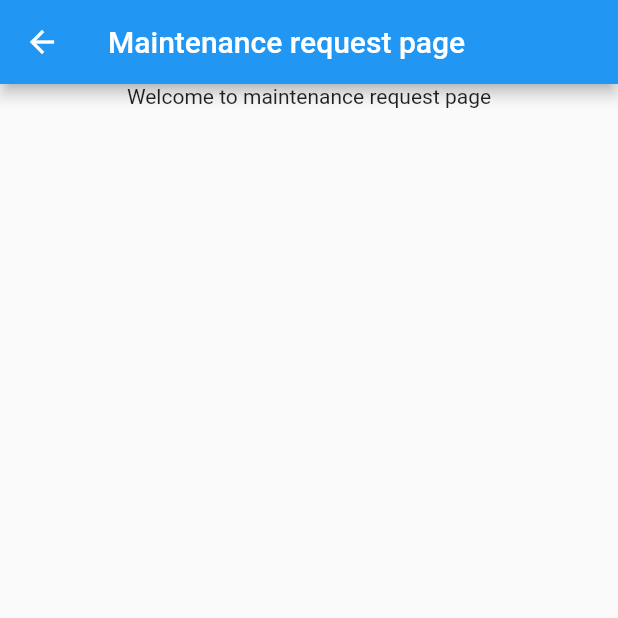
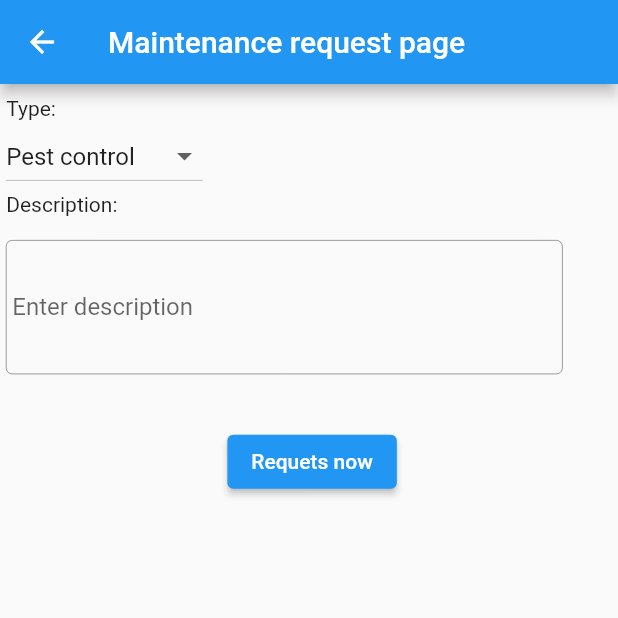
Before and after one commit to yuhui2001/residential_management_app, a Flutter app: the HomePage screen opened directly, after a tap on "Maintenance", on a phone screen of 412 x 824 dp, the top half of it. Run offline on Flutter 3.47's test engine with Material 2 defaults, Android fonts, the light colour scheme and no system bars; our stand-ins replace cloud_firestore, firebase_core, qr_flutter; missing offline and left inert: encrypt, flutter_stripe, interval_time_picker; accounts and stored records are empty; network calls fail.

Commit message:
nothing much
add const

```diff
--- a/lib/Controller/AnnouncementController.dart
+++ b/lib/Controller/AnnouncementController.dart
@@ -1,3 +1,5 @@
+// ignore_for_file: avoid_print
+
 import 'package:cloud_firestore/cloud_firestore.dart';
 
 class AnnouncementController {
--- a/lib/Controller/BookFacilityController.dart
+++ b/lib/Controller/BookFacilityController.dart
@@ -1,3 +1,5 @@
+// ignore_for_file: avoid_print
+
 import 'package:cloud_firestore/cloud_firestore.dart';
 import 'package:flutter/material.dart';
 import 'package:residential_management_app/Model/UserData.dart';
--- a/lib/Controller/LoginController.dart
+++ b/lib/Controller/LoginController.dart
@@ -1,3 +1,5 @@
+// ignore_for_file: avoid_print
+
 import 'package:residential_management_app/Model/LoginModel.dart';
 import 'package:residential_management_app/Model/UserData.dart';
 import 'package:encrypt/encrypt.dart';
--- a/lib/Controller/VisitorFavoriteController.dart
+++ b/lib/Controller/VisitorFavoriteController.dart
@@ -1,3 +1,5 @@
+// ignore_for_file: avoid_print
+
 import 'package:cloud_firestore/cloud_firestore.dart';
 import 'package:residential_management_app/Model/UserData.dart';
 
--- a/lib/Controller/VisitorInviteHistoryController.dart
+++ b/lib/Controller/VisitorInviteHistoryController.dart
@@ -39,6 +39,7 @@ class VisitorInviteHistoryController {
         ];
       }).toList();
     } catch (e) {
+      // ignore: avoid_print
       print("Error fetching invite history: $e");
       return [];
     }
--- a/lib/View/BookFacilityPage.dart
+++ b/lib/View/BookFacilityPage.dart
@@ -365,7 +365,6 @@ class _BookFacilityPageState extends State<BookFacilityPage> {
               // ignore: sized_box_for_whitespace
               child: Container(
                 height: 60,
-                width: screenWidth * 0.3,
                 child: ElevatedButton(
                   onPressed:
                       (date != null && startTime != null && endTime != null)
--- a/lib/View/HomePage.dart
+++ b/lib/View/HomePage.dart
@@ -13,7 +13,10 @@ import 'package:flutter_stripe/flutter_stripe.dart';
 import 'package:residential_management_app/Controller/PaymentController.dart';
 
 class HomePage extends StatefulWidget {
+  const HomePage({super.key});
+
   @override
+  // ignore: library_private_types_in_public_api
   _HomePageState createState() => _HomePageState();
 }
 
@@ -34,6 +37,7 @@ class _HomePageState extends State<HomePage> {
       Map<String, dynamic>? paymentIntent =
           await PaymentController.createPaymentIntent(amount);
 
+      // ignore: avoid_print
       print('Payment Intent: $paymentIntent');
 
       // Initialize payment sheet
@@ -48,6 +52,7 @@ class _HomePageState extends State<HomePage> {
         ),
       )
           .then((value) {
+        // ignore: avoid_print
         print('Payment Sheet Initialized Successfully');
       });
 
@@ -92,7 +97,7 @@ class _HomePageState extends State<HomePage> {
 
     return Scaffold(
       appBar: AppBar(
-        title: Center(
+        title: const Center(
           child: Text(
             "Home",
             style: TextStyle(fontSize: 30),
@@ -110,27 +115,28 @@ class _HomePageState extends State<HomePage> {
                 children: [
                   Text(
                     "$currentMonth bill:",
-                    style: TextStyle(fontSize: 24),
+                    style: const TextStyle(fontSize: 24),
                   ),
                   Text(
                     "RM ${amountController.text.isEmpty ? '100' : amountController.text}",
-                    style: TextStyle(fontSize: 20),
+                    style: const TextStyle(fontSize: 20),
                   )
                 ],
               ),
-              Text(""),
+              const Text(""),
               ElevatedButton(
                 onPressed: () async {
                   try {
                     await makePayment();
                   } catch (error) {
+                    // ignore: avoid_print
                     print('Error during payment button press: $error');
                   }
                 },
-                child: Container(
+                child: SizedBox(
                   width: screenWidth * 0.2,
                   height: 50,
-                  child: Center(
+                  child: const Center(
                     child: Text(
                       "Pay",
                       style: TextStyle(fontSize: 20),
@@ -145,7 +151,7 @@ class _HomePageState extends State<HomePage> {
               GridView.builder(
                 itemCount: 6,
                 shrinkWrap: true,
-                physics: NeverScrollableScrollPhysics(),
+                physics: const NeverScrollableScrollPhysics(),
                 padding: EdgeInsets.only(
                     left: screenWidth * 0.05, right: screenWidth * 0.05),
                 gridDelegate: const SliverGridDelegateWithFixedCrossAxisCount(
@@ -163,7 +169,7 @@ class _HomePageState extends State<HomePage> {
                             MaterialPageRoute(
                                 builder: (context) => VisitorInvitePage()));
                       },
-                      child: Column(
+                      child: const Column(
                         mainAxisAlignment: MainAxisAlignment.center,
                         children: [
                           Text(
@@ -178,9 +184,10 @@ class _HomePageState extends State<HomePage> {
                         Navigator.push(
                             context,
                             MaterialPageRoute(
-                                builder: (context) => BookFacilityPage()));
+                                builder: (context) =>
+                                    const BookFacilityPage()));
                       },
-                      child: Column(
+                      child: const Column(
                         mainAxisAlignment: MainAxisAlignment.center,
                         children: [
                           Text(
@@ -203,7 +210,7 @@ class _HomePageState extends State<HomePage> {
                             MaterialPageRoute(
                                 builder: (context) => FileReportPage()));
                       },
-                      child: Column(
+                      child: const Column(
                         mainAxisAlignment: MainAxisAlignment.center,
                         children: [
                           Text(
@@ -223,9 +230,10 @@ class _HomePageState extends State<HomePage> {
                         Navigator.push(
                             context,
                             MaterialPageRoute(
-                                builder: (context) => ScheduleEventPage()));
+                                builder: (context) =>
+                                    const ScheduleEventPage()));
                       },
-                      child: Column(
+                      child: const Column(
                         mainAxisAlignment: MainAxisAlignment.center,
                         children: [
                           Text(
@@ -246,9 +254,10 @@ class _HomePageState extends State<HomePage> {
                         Navigator.push(
                             context,
                             MaterialPageRoute(
-                                builder: (context) => HouseCleaningPage()));
+                                builder: (context) =>
+                                    const HouseCleaningPage()));
                       },
-                      child: Column(
+                      child: const Column(
                         mainAxisAlignment: MainAxisAlignment.center,
                         children: [
                           Text(
@@ -270,9 +279,9 @@ class _HomePageState extends State<HomePage> {
                             context,
                             MaterialPageRoute(
                                 builder: (context) =>
-                                    MaintenanceRequestPage()));
+                                    const MaintenanceRequestPage()));
                       },
-                      child: Column(
+                      child: const Column(
                         mainAxisAlignment: MainAxisAlignment.center,
                         children: [
                           Text(
@@ -291,7 +300,7 @@ class _HomePageState extends State<HomePage> {
                   if (index < buttons.length) {
                     return buttons[index];
                   }
-                  return SizedBox
+                  return const SizedBox
                       .shrink(); // Return an empty space if index is out of range
                 },
               ),
@@ -331,12 +340,12 @@ class _HomePageState extends State<HomePage> {
                                                   mainAxisSize:
                                                       MainAxisSize.min,
                                                   children: [
-                                                    Text(
+                                                    const Text(
                                                       "\nGuard Called",
                                                       style: TextStyle(
                                                           fontSize: 20),
                                                     ),
-                                                    SizedBox(
+                                                    const SizedBox(
                                                         height:
                                                             20), // Add spacing
                                                     Row(
@@ -350,7 +359,7 @@ class _HomePageState extends State<HomePage> {
                                                                     context)
                                                                 .pop();
                                                           },
-                                                          child: Text(
+                                                          child: const Text(
                                                             "Close",
                                                             style: TextStyle(
                                                                 fontSize: 20),
@@ -369,7 +378,7 @@ class _HomePageState extends State<HomePage> {
                                   );
                                 }
 
-                                startCountdown(); // Start the countdown timer initially
+                                startCountdown(); // start the countdown timer initially
 
                                 return AlertDialog(
                                   title: Text(
@@ -387,7 +396,7 @@ class _HomePageState extends State<HomePage> {
                                         "$secondsRemaining seconds",
                                         style: TextStyle(fontSize: 20),
                                       ),
-                                      SizedBox(height: 20), // Add spacing
+                                      const SizedBox(height: 20), // add spacing
                                       Row(
                                         mainAxisAlignment:
                                             MainAxisAlignment.center,
@@ -413,8 +422,9 @@ class _HomePageState extends State<HomePage> {
                           },
                         );
                       },
-                      child: Container(
-                          width: screenWidth * 0.4,
+                      style:
+                          ElevatedButton.styleFrom(backgroundColor: Colors.red),
+                      child: const SizedBox(
                           height: 60,
                           child: Center(
                             child: Text(
@@ -422,8 +432,6 @@ class _HomePageState extends State<HomePage> {
                               style: TextStyle(fontSize: 30),
                             ),
                           )),
-                      style:
-                          ElevatedButton.styleFrom(backgroundColor: Colors.red),
                     ),
                     SizedBox(height: screenHeight * 0.1),
                   ],
--- a/lib/View/HouseCleaningPage.dart
+++ b/lib/View/HouseCleaningPage.dart
@@ -51,7 +51,7 @@ class _HouseCleaningPageState extends State<HouseCleaningPage> {
                   textAlign: TextAlign.center,
                 ),
               ),
-              Text("Type of cleaning service:"),
+              const Text("Type of cleaning service:"),
               DropdownButton<String>(
                 value: dropDownValue,
                 onChanged: (value) {
@@ -124,7 +124,6 @@ class _HouseCleaningPageState extends State<HouseCleaningPage> {
               Column(
                 children: [
                   SizedBox(
-                    width: screenWidth * 0.3,
                     height: 60,
                     child: ElevatedButton(
                       onPressed: () {
--- a/lib/View/MaintenancePage.dart
+++ b/lib/View/MaintenancePage.dart
@@ -1,24 +1,81 @@
 import 'package:flutter/material.dart';
 
 const List<String> list = <String>[
-  'Badminton Court A',
-  'Badminton Court B',
-  'Basketball Court',
-  'Tennis Court'
+  'Pest control',
+  'Leaking issue',
+  'Electrical issue',
 ];
 
-class MaintenanceRequestPage extends StatelessWidget {
+List<String> titles = <String>['Request', 'History'];
+
+class MaintenanceRequestPage extends StatefulWidget {
+  const MaintenanceRequestPage({Key? key}) : super(key: key);
+
+  @override
+  State<MaintenanceRequestPage> createState() => _MaintenanceRequestPageState();
+}
+
+class _MaintenanceRequestPageState extends State<MaintenanceRequestPage> {
+  String dropDownValue = list.first;
+  final TextEditingController descriptionController = TextEditingController();
   @override
   Widget build(BuildContext context) {
+    double screenHeight = MediaQuery.of(context).size.height;
+    double screenWidth = MediaQuery.of(context).size.width;
     return Scaffold(
-        appBar: AppBar(
-          title: Text("Maintenance request page"),
+      appBar: AppBar(
+        title: const Text("Maintenance request page"),
+      ),
+      body: SingleChildScrollView(
+        child: Padding(
+          padding: EdgeInsets.only(
+              left: screenWidth * 0.01, top: screenHeight * 0.01),
+          child: Column(
+            crossAxisAlignment: CrossAxisAlignment.start,
+            children: [
+              const Text(
+                "Type:",
+              ),
+              DropdownButton<String>(
+                value: dropDownValue,
+                onChanged: (value) {
+                  setState(() {
+                    dropDownValue = value!;
+                  });
+                },
+                items: list.map<DropdownMenuItem<String>>((String value) {
+                  return DropdownMenuItem<String>(
+                    value: value,
+                    child: Text(value),
+                  );
+                }).toList(),
+              ),
+              const Text("Description:\n"),
+              SizedBox(
+                height: screenHeight * 0.15,
+                width: screenWidth * 0.9,
+                child: TextFormField(
+                  controller: descriptionController,
+                  decoration: InputDecoration(
+                      border: const OutlineInputBorder(),
+                      contentPadding: EdgeInsets.only(
+                          bottom: screenWidth * 0.15,
+                          top: screenHeight * 0.01,
+                          left: screenWidth * 0.01),
+                      isCollapsed: true,
+                      labelText: "Enter description"),
+                ),
+              ),
+              Center(
+                child: ElevatedButton(
+                  onPressed: () {},
+                  child: const Text("Requets now"),
+                ),
+              )
+            ],
+          ),
         ),
-        body: Container(
-          child: Center(
-              child: Column(
-            children: [Text("Welcome to maintenance request page")],
-          )),
-        ));
+      ),
+    );
   }
 }
--- a/lib/View/ScheduleEventPage.dart
+++ b/lib/View/ScheduleEventPage.dart
@@ -297,7 +297,6 @@ class _ScheduleEventPageState extends State<ScheduleEventPage> {
                     alignment: Alignment.center,
                     child: SizedBox(
                       height: 60,
-                      width: screenWidth * 0.3,
                       child: ElevatedButton(
                         onPressed: (date != null &&
                                 startTime != null &&
```
Also changed, not shown: lib/View/FileReportPage.dart (+6 -8 lines), lib/View/HouseCleaningTermsPage.dart (+2 -2 lines), lib/View/LoginPage.dart (+15 -12 lines), lib/View/ProfilePage.dart (+3 -6 lines), lib/View/VisitorInvitePage.dart (+44 -44 lines), lib/View/VisitorQRPage.dart (+3 -5 lines).
